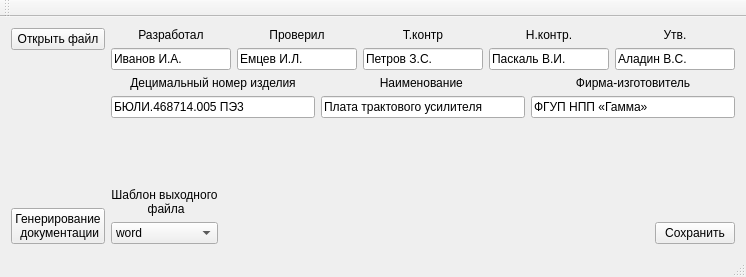
Above: mainwindow.ui from pivleonid/gp before the change. Below: the same form after it.
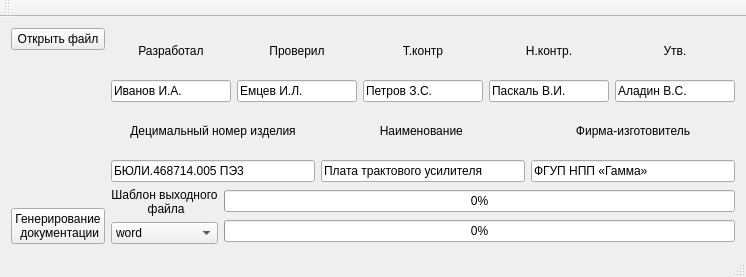
That is the form after the change.

The edit to the form file:
```diff
--- a/mainwindow.ui
+++ b/mainwindow.ui
@@ -258,23 +258,27 @@
       </item>
       <item row="1" column="0">
        <layout class="QGridLayout" name="gridLayout_15">
+        <item row="0" column="1">
+         <layout class="QGridLayout" name="gridLayout_14">
+          <item row="0" column="0">
+           <widget class="QProgressBar" name="progressBar">
+            <property name="value">
+             <number>0</number>
+            </property>
+           </widget>
+          </item>
+          <item row="1" column="0">
+           <widget class="QProgressBar" name="progressBar_2">
+            <property name="value">
+             <number>0</number>
+            </property>
+           </widget>
+          </item>
+         </layout>
+        </item>
         <item row="0" column="0">
          <layout class="QGridLayout" name="gridLayout_2">
-          <item row="2" column="0">
-           <widget class="QComboBox" name="comboBox">
-            <item>
-             <property name="text">
-              <string>word</string>
-             </property>
-            </item>
-            <item>
-             <property name="text">
-              <string>excel</string>
-             </property>
-            </item>
-           </widget>
-          </item>
-          <item row="1" column="0">
+          <item row="0" column="0">
            <widget class="QLabel" name="label">
             <property name="text">
              <string>Шаблон выходного
@@ -285,57 +289,18 @@
             </property>
            </widget>
           </item>
-          <item row="0" column="0">
-           <spacer name="verticalSpacer_3">
-            <property name="orientation">
-             <enum>Qt::Vertical</enum>
-            </property>
-            <property name="sizeHint" stdset="0">
-             <size>
-              <width>20</width>
-              <height>40</height>
-             </size>
-            </property>
-           </spacer>
-          </item>
-         </layout>
-        </item>
-        <item row="0" column="1">
-         <spacer name="horizontalSpacer">
-          <property name="orientation">
-           <enum>Qt::Horizontal</enum>
-          </property>
-          <property name="sizeHint" stdset="0">
-           <size>
-            <width>40</width>
-            <height>20</height>
-           </size>
-          </property>
-         </spacer>
-        </item>
-        <item row="0" column="2">
-         <layout class="QGridLayout" name="gridLayout_14">
-          <item row="0" column="0">
-           <spacer name="verticalSpacer_2">
-            <property name="orientation">
-             <enum>Qt::Vertical</enum>
-            </property>
-            <property name="sizeType">
-             <enum>QSizePolicy::MinimumExpanding</enum>
-            </property>
-            <property name="sizeHint" stdset="0">
-             <size>
-              <width>20</width>
-              <height>40</height>
-             </size>
-            </property>
-           </spacer>
-          </item>
           <item row="1" column="0">
-           <widget class="QPushButton" name="saveButn">
-            <property name="text">
-             <string>Сохранить</string>
-            </property>
+           <widget class="QComboBox" name="comboBox">
+            <item>
+             <property name="text">
+              <string>word</string>
+             </property>
+            </item>
+            <item>
+             <property name="text">
+              <string>excel</string>
+             </property>
+            </item>
            </widget>
           </item>
          </layout>
```
